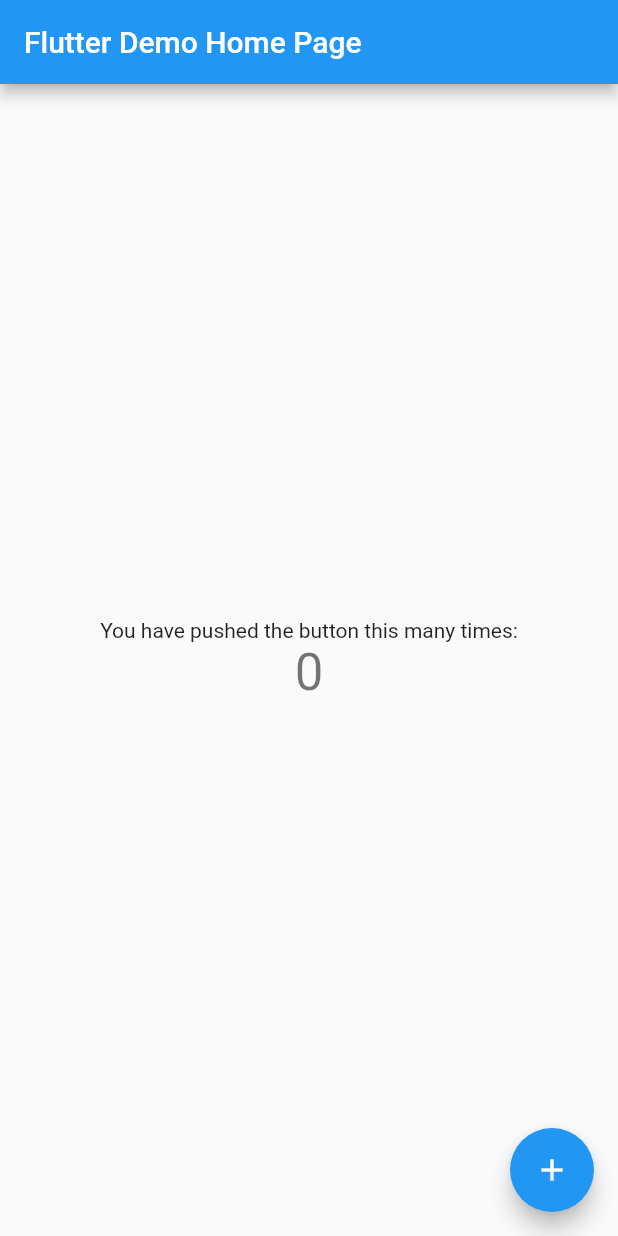
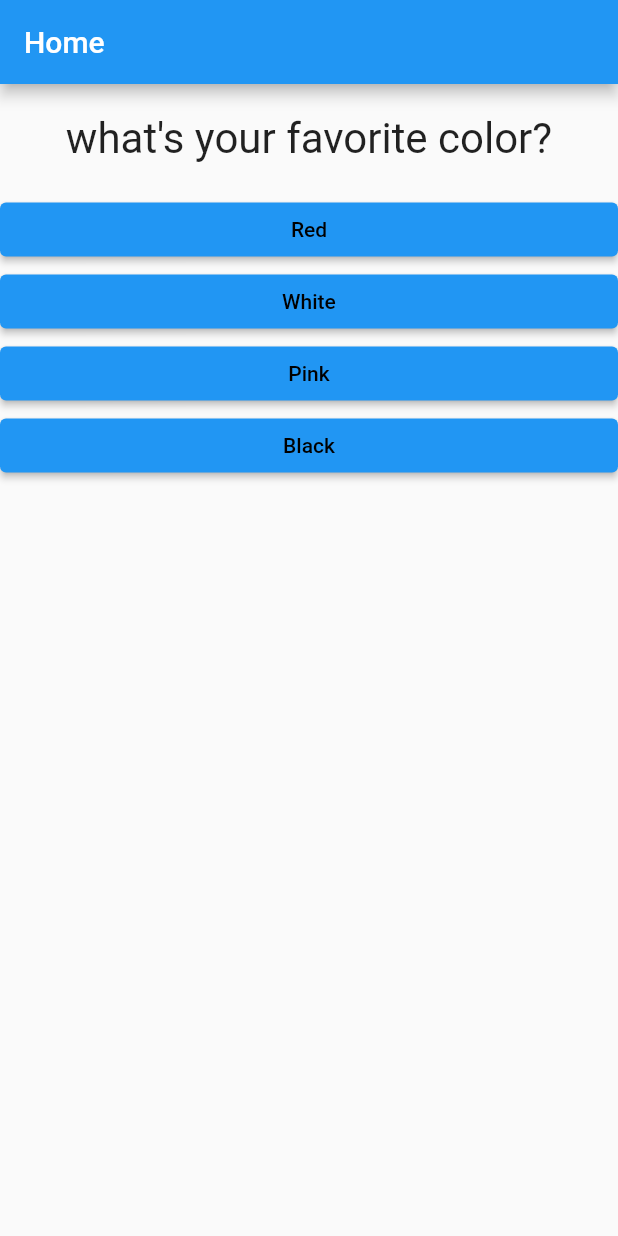
Before and after one commit to midhungopipk/Quiz_app_flutter, a Flutter app: the screen it shows after launch, on a phone screen of 412 x 824 dp. Run offline on Flutter 3.47's test engine with Material 2 defaults, Android fonts, the phone set to English and light mode, and no system bars.

Commit message:
Quiz app final commit.

```diff
--- /dev/null
+++ b/quizapp/lib/answer.dart
@@ -0,0 +1,24 @@
+import 'package:flutter/material.dart';
+
+class Answer extends StatelessWidget {
+  //const Answer({super.key});
+  final VoidCallback selectHandler;
+  final String answerText;
+
+  Answer(this.selectHandler, this.answerText);
+
+  @override
+  Widget build(BuildContext context) {
+    return Container(
+      width: double.infinity,
+      child: ElevatedButton(
+        onPressed: selectHandler,
+        style: ButtonStyle(
+          backgroundColor: MaterialStateProperty.all(Colors.blue),
+          foregroundColor: MaterialStateProperty.all(Colors.black),
+        ),
+        child: Text(answerText),
+      ),
+    );
+  }
+}
--- a/quizapp/lib/main.dart
+++ b/quizapp/lib/main.dart
@@ -1,115 +1,89 @@
 import 'package:flutter/material.dart';
+import './quiz.dart';
+import './result.dart';
 
 void main() {
-  runApp(const MyApp());
+  runApp(MyApp());
 }
 
-class MyApp extends StatelessWidget {
-  const MyApp({super.key});
-
-  // This widget is the root of your application.
+class MyApp extends StatefulWidget {
   @override
-  Widget build(BuildContext context) {
-    return MaterialApp(
-      title: 'Flutter Demo',
-      theme: ThemeData(
-        // This is the theme of your application.
-        //
-        // Try running your application with "flutter run". You'll see the
-        // application has a blue toolbar. Then, without quitting the app, try
-        // changing the primarySwatch below to Colors.green and then invoke
-        // "hot reload" (press "r" in the console where you ran "flutter run",
-        // or simply save your changes to "hot reload" in a Flutter IDE).
-        // Notice that the counter didn't reset back to zero; the application
-        // is not restarted.
-        primarySwatch: Colors.blue,
-      ),
-      home: const MyHomePage(title: 'Flutter Demo Home Page'),
-    );
+  State<StatefulWidget> createState() {
+    return MyAppState();
   }
 }
 
-class MyHomePage extends StatefulWidget {
-  const MyHomePage({super.key, required this.title});
+class MyAppState extends State<MyApp> {
+  final questions = const [
+    {
+      'question': 'what\'s your favorite color?',
+      'answer': [
+        {'text': 'Red', 'score': 3},
+        {'text': 'White', 'score': 6},
+        {'text': 'Pink', 'score': 8},
+        {'text': 'Black', 'score': 10},
+      ]
+    },
+    {
+      'question': 'what\'s your favorite animal?',
+      'answer': [
+        {'text': 'Monkey', 'score': 1},
+        {'text': 'Lion', 'score': 2},
+        {'text': 'Dog', 'score': 7},
+        {'text': 'Cat', 'score': 10},
+      ]
+    },
+    {
+      'question': 'what\'s your favorite car?',
+      'answer': [
+        {'text': 'Porche', 'score': 1},
+        {'text': 'Mustang', 'score': 4},
+        {'text': 'Ferrari', 'score': 5},
+        {'text': 'Agera', 'score': 10},
+      ]
+    },
+    {
+      'question': 'what\'s your favorite actor?',
+      'answer': [
+        {'text': 'Will Smith', 'score': 1},
+        {'text': 'Tom Holland', 'score': 4},
+        {'text': 'RDJ', 'score': 5},
+        {'text': 'Chris Evans', 'score': 10},
+      ]
+    },
+  ];
+  var questionIndex = 0;
+  var totalScore = 0;
 
-  // This widget is the home page of your application. It is stateful, meaning
-  // that it has a State object (defined below) that contains fields that affect
-  // how it looks.
+  void resetQuiz() {
+    setState(() {
+      questionIndex = 0;
+      totalScore = 0;
+    });
+  }
 
-  // This class is the configuration for the state. It holds the values (in this
-  // case the title) provided by the parent (in this case the App widget) and
-  // used by the build method of the State. Fields in a Widget subclass are
-  // always marked "final".
-
-  final String title;
-
-  @override
-  State<MyHomePage> createState() => _MyHomePageState();
-}
-
-class _MyHomePageState extends State<MyHomePage> {
-  int _counter = 0;
-
-  void _incrementCounter() {
+  void answerQuestion(int score) {
+    totalScore = totalScore + score;
     setState(() {
-      // This call to setState tells the Flutter framework that something has
-      // changed in this State, which causes it to rerun the build method below
-      // so that the display can reflect the updated values. If we changed
-      // _counter without calling setState(), then the build method would not be
-      // called again, and so nothing would appear to happen.
-      _counter++;
+      questionIndex = questionIndex + 1;
     });
   }
 
   @override
   Widget build(BuildContext context) {
-    // This method is rerun every time setState is called, for instance as done
-    // by the _incrementCounter method above.
-    //
-    // The Flutter framework has been optimized to make rerunning build methods
-    // fast, so that you can just rebuild anything that needs updating rather
-    // than having to individually change instances of widgets.
-    return Scaffold(
-      appBar: AppBar(
-        // Here we take the value from the MyHomePage object that was created by
-        // the App.build method, and use it to set our appbar title.
-        title: Text(widget.title),
+    return MaterialApp(
+      home: Scaffold(
+        appBar: AppBar(
+          title: Text('Home'),
+        ),
+        body: questionIndex < questions.length
+            ? Quiz(
+                questions: questions,
+                questionIndex: questionIndex,
+                answerQuestion: answerQuestion,
+              )
+            : Result(totalScore, resetQuiz),
       ),
-      body: Center(
-        // Center is a layout widget. It takes a single child and positions it
-        // in the middle of the parent.
-        child: Column(
-          // Column is also a layout widget. It takes a list of children and
-          // arranges them vertically. By default, it sizes itself to fit its
-          // children horizontally, and tries to be as tall as its parent.
-          //
-          // Invoke "debug painting" (press "p" in the console, choose the
-          // "Toggle Debug Paint" action from the Flutter Inspector in Android
-          // Studio, or the "Toggle Debug Paint" command in Visual Studio Code)
-          // to see the wireframe for each widget.
-          //
-          // Column has various properties to control how it sizes itself and
-          // how it positions its children. Here we use mainAxisAlignment to
-          // center the children vertically; the main axis here is the vertical
-          // axis because Columns are vertical (the cross axis would be
-          // horizontal).
-          mainAxisAlignment: MainAxisAlignment.center,
-          children: <Widget>[
-            const Text(
-              'You have pushed the button this many times:',
-            ),
-            Text(
-              '$_counter',
-              style: Theme.of(context).textTheme.headlineMedium,
-            ),
-          ],
-        ),
-      ),
-      floatingActionButton: FloatingActionButton(
-        onPressed: _incrementCounter,
-        tooltip: 'Increment',
-        child: const Icon(Icons.add),
-      ), // This trailing comma makes auto-formatting nicer for build methods.
     );
   }
 }
--- /dev/null
+++ b/quizapp/lib/question.dart
@@ -0,0 +1,20 @@
+import 'package:flutter/material.dart';
+
+class Questions extends StatelessWidget {
+  final String questionText;
+
+  Questions(this.questionText);
+
+  @override
+  Widget build(BuildContext context) {
+    return Container(
+      child: Text(
+        questionText,
+        style: TextStyle(fontSize: 28),
+        textAlign: TextAlign.center,
+      ),
+      width: double.infinity,
+      padding: EdgeInsets.all(20),
+    );
+  }
+}
--- /dev/null
+++ b/quizapp/lib/quiz.dart
@@ -0,0 +1,29 @@
+import 'package:flutter/material.dart';
+import './question.dart';
+import './answer.dart';
+
+class Quiz extends StatelessWidget {
+  final List<Map<String, Object>> questions;
+  final int questionIndex;
+  final Function
+      answerQuestion; //you can use VoidCallback if you are not passing anu arguments
+
+  Quiz(
+      {required this.questions,
+      required this.questionIndex,
+      required this.answerQuestion});
+
+  @override
+  Widget build(BuildContext context) {
+    return Column(
+      children: [
+        Questions(questions[questionIndex]['question'].toString()),
+        ...(questions[questionIndex]['answer'] as List<Map<String, Object>>)
+            .map((answer) {
+          return Answer(
+              () => answerQuestion(answer['score']), answer['text'].toString());
+        }).toList(),
+      ],
+    );
+  }
+}
--- /dev/null
+++ b/quizapp/lib/result.dart
@@ -0,0 +1,36 @@
+import 'package:flutter/material.dart';
+
+class Result extends StatelessWidget {
+  final int resultScore;
+  final VoidCallback resetQuiz;
+
+  Result(this.resultScore, this.resetQuiz);
+
+  String get resultPhrase {
+    String resultText;
+    if (resultScore <= 8) {
+      resultText = 'You are aswesome and innocent.';
+    } else if (resultScore <= 12) {
+      resultText = 'Pretty like=able';
+    } else if (resultScore <= 16) {
+      resultText = 'You are strange ... ?!';
+    } else {
+      resultText = 'You are soo bad!!';
+    }
+    return resultText;
+  }
+
+  @override
+  Widget build(BuildContext context) {
+    return Center(
+      child: Column(children: <Widget>[
+        Text(
+          resultPhrase,
+          style: TextStyle(fontSize: 36, fontWeight: FontWeight.bold),
+          textAlign: TextAlign.center,
+        ),
+        TextButton(onPressed: resetQuiz, child: Text('Restart Quiz..'))
+      ]),
+    );
+  }
+}
```
